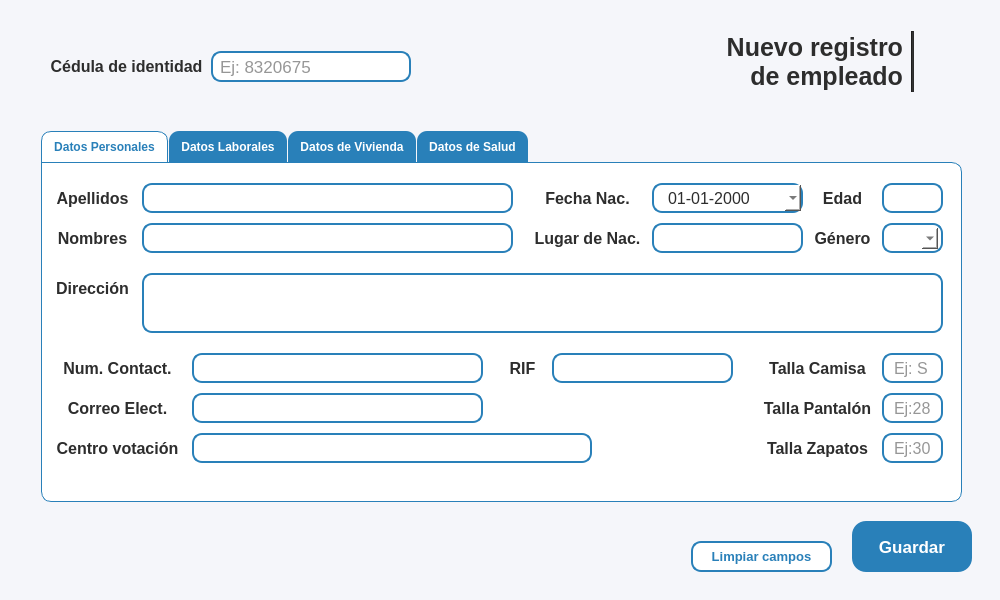
Proyecto-Uptjaa/Proyecto_SIRA, file resources/ui/registro_emple.ui: the form before one commit.
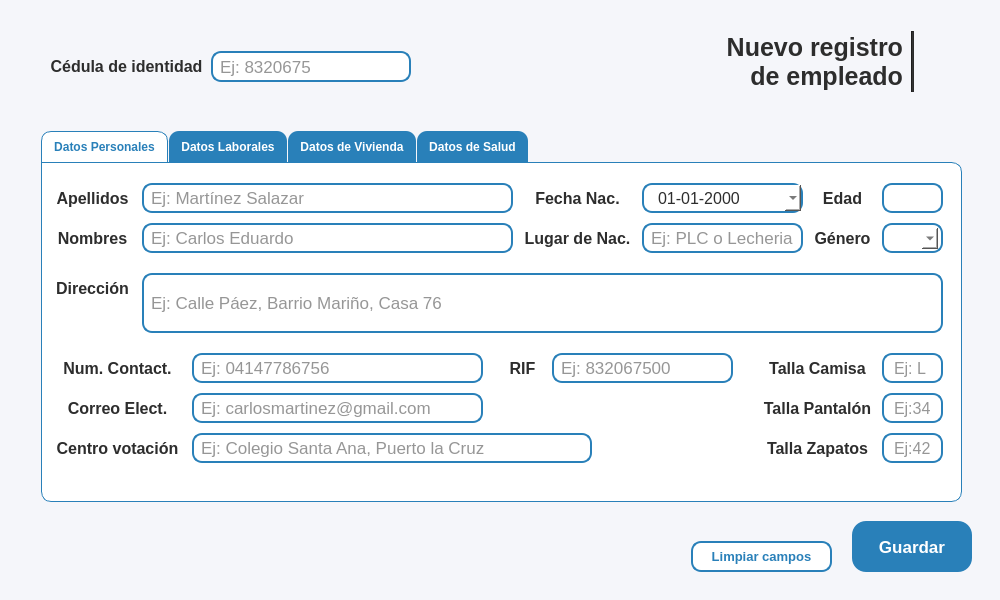
The form after the commit. The open tabs and pages were chosen to show the change. Icons and pictures are not drawn.

Patch:
```diff
--- a/resources/ui/registro_emple.ui
+++ b/resources/ui/registro_emple.ui
@@ -517,7 +517,7 @@
          <set>Qt::AlignmentFlag::AlignLeading|Qt::AlignmentFlag::AlignLeft|Qt::AlignmentFlag::AlignVCenter</set>
         </property>
         <property name="placeholderText">
-         <string/>
+         <string>Ej: Martínez Salazar</string>
         </property>
        </widget>
        <widget class="QLineEdit" name="lneNombres_reg_emple">
@@ -557,7 +557,7 @@
          <set>Qt::AlignmentFlag::AlignLeading|Qt::AlignmentFlag::AlignLeft|Qt::AlignmentFlag::AlignVCenter</set>
         </property>
         <property name="placeholderText">
-         <string/>
+         <string>Ej: Carlos Eduardo</string>
         </property>
        </widget>
        <widget class="QLabel" name="lblStudent_nombres">
@@ -601,7 +601,7 @@
        <widget class="QLabel" name="lblStudent_fechaNac">
         <property name="geometry">
          <rect>
-          <x>490</x>
+          <x>480</x>
           <y>20</y>
           <width>111</width>
           <height>30</height>
@@ -792,7 +792,7 @@
          <set>Qt::AlignmentFlag::AlignLeading|Qt::AlignmentFlag::AlignLeft|Qt::AlignmentFlag::AlignVCenter</set>
         </property>
         <property name="placeholderText">
-         <string/>
+         <string>Ej: Calle Páez, Barrio Mariño, Casa 76</string>
         </property>
        </widget>
        <widget class="QLabel" name="lblStudent_dir">
@@ -873,7 +873,7 @@
          <set>Qt::AlignmentFlag::AlignLeading|Qt::AlignmentFlag::AlignLeft|Qt::AlignmentFlag::AlignVCenter</set>
         </property>
         <property name="placeholderText">
-         <string/>
+         <string>Ej: 04147786756</string>
         </property>
        </widget>
        <widget class="QLabel" name="label_31">
@@ -989,15 +989,15 @@
          <set>Qt::AlignmentFlag::AlignLeading|Qt::AlignmentFlag::AlignLeft|Qt::AlignmentFlag::AlignVCenter</set>
         </property>
         <property name="placeholderText">
-         <string/>
+         <string>Ej: carlosmartinez@gmail.com</string>
         </property>
        </widget>
        <widget class="QDateEdit" name="lneFechaNac_reg_emple">
         <property name="geometry">
          <rect>
-          <x>610</x>
+          <x>600</x>
           <y>20</y>
-          <width>151</width>
+          <width>161</width>
           <height>30</height>
          </rect>
         </property>
@@ -1009,7 +1009,7 @@
         </property>
         <property name="maximumSize">
          <size>
-          <width>151</width>
+          <width>170</width>
           <height>30</height>
          </size>
         </property>
@@ -1210,7 +1210,7 @@
          <set>Qt::AlignmentFlag::AlignLeading|Qt::AlignmentFlag::AlignLeft|Qt::AlignmentFlag::AlignVCenter</set>
         </property>
         <property name="placeholderText">
-         <string/>
+         <string>Ej: 832067500</string>
         </property>
        </widget>
        <widget class="QLineEdit" name="lneCentroV_reg_emple">
@@ -1250,7 +1250,7 @@
          <set>Qt::AlignmentFlag::AlignLeading|Qt::AlignmentFlag::AlignLeft|Qt::AlignmentFlag::AlignVCenter</set>
         </property>
         <property name="placeholderText">
-         <string/>
+         <string>Ej: Colegio Santa Ana, Puerto la Cruz</string>
         </property>
        </widget>
        <widget class="QLabel" name="lblStudent_nombres_3">
@@ -1433,9 +1433,9 @@
        <widget class="QLineEdit" name="lneLugarNac_reg_emple">
         <property name="geometry">
          <rect>
-          <x>610</x>
+          <x>600</x>
           <y>60</y>
-          <width>151</width>
+          <width>161</width>
           <height>30</height>
          </rect>
         </property>
@@ -1470,13 +1470,13 @@
          <set>Qt::AlignmentFlag::AlignLeading|Qt::AlignmentFlag::AlignLeft|Qt::AlignmentFlag::AlignVCenter</set>
         </property>
         <property name="placeholderText">
-         <string/>
+         <string>Ej: PLC o Lecheria</string>
         </property>
        </widget>
        <widget class="QLabel" name="lblLugar_nac">
         <property name="geometry">
          <rect>
-          <x>490</x>
+          <x>480</x>
           <y>60</y>
           <width>111</width>
           <height>30</height>
@@ -1559,7 +1559,7 @@
          <set>Qt::AlignmentFlag::AlignLeading|Qt::AlignmentFlag::AlignLeft|Qt::AlignmentFlag::AlignVCenter</set>
         </property>
         <property name="placeholderText">
-         <string>Ej: S</string>
+         <string>Ej: L</string>
         </property>
        </widget>
        <widget class="QLabel" name="label_42">
@@ -1648,7 +1648,7 @@
          <set>Qt::AlignmentFlag::AlignLeading|Qt::AlignmentFlag::AlignLeft|Qt::AlignmentFlag::AlignVCenter</set>
         </property>
         <property name="placeholderText">
-         <string>Ej:28</string>
+         <string>Ej:34</string>
         </property>
        </widget>
        <widget class="QLabel" name="label_44">
@@ -1737,7 +1737,7 @@
          <set>Qt::AlignmentFlag::AlignLeading|Qt::AlignmentFlag::AlignLeft|Qt::AlignmentFlag::AlignVCenter</set>
         </property>
         <property name="placeholderText">
-         <string>Ej:30</string>
+         <string>Ej:42</string>
         </property>
        </widget>
        <widget class="QLabel" name="label_49">
```
Left out of the diff: 24 changed lines with no effect on the pictures.
